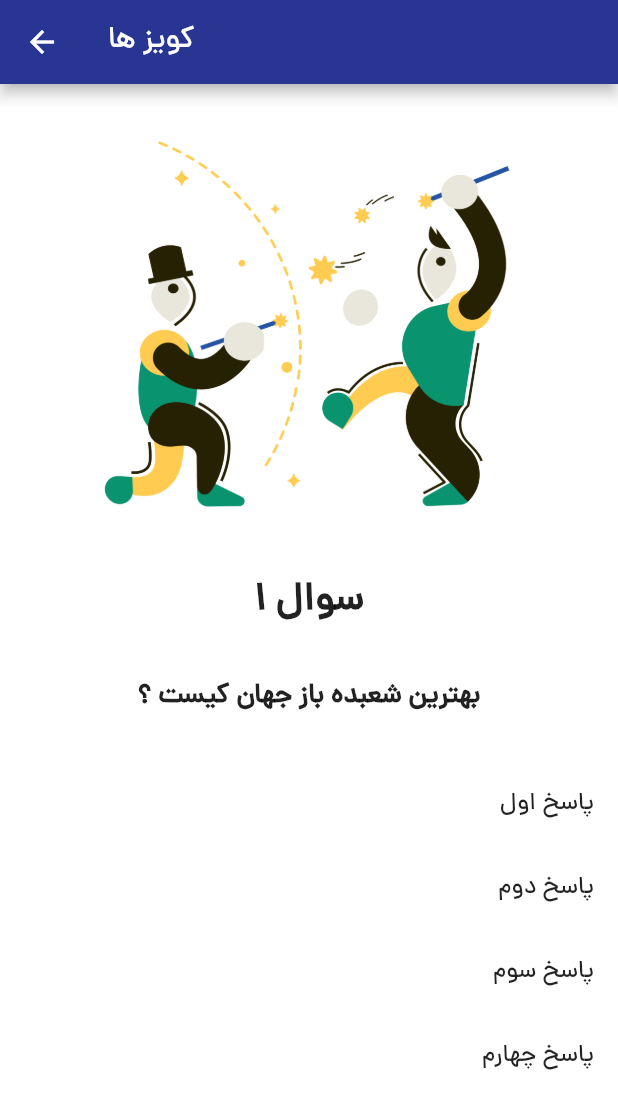
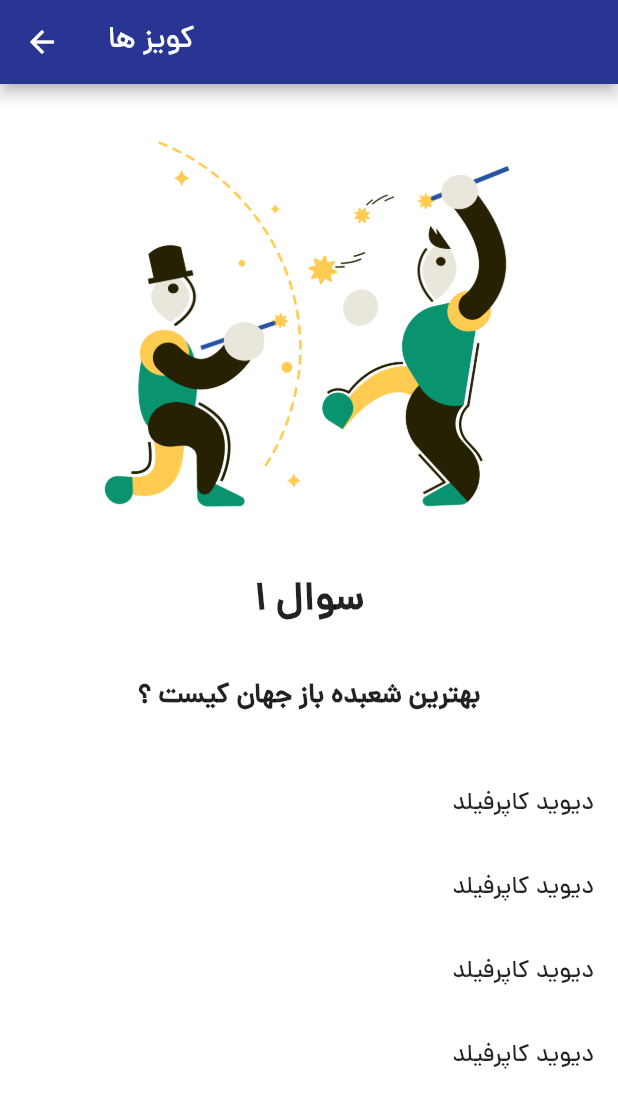
Before and after one commit to Dr-Pday/quiz_app, a Flutter app: the QuizPage screen opened directly, on a phone screen of 412 x 824 dp. Shown: the top 1109 px of the screen. Run offline on Flutter 3.47's test engine with Material 2 defaults, Android fonts, the phone set to English and light mode, and no system bars.

Commit message:
list generator and set q and a from model

```diff
--- a/lib/constants/constants.dart
+++ b/lib/constants/constants.dart
@@ -12,7 +12,7 @@ List<Question>? getQuestionsList() {
   firstQuestion.questionTitle = 'بهترین شعبده باز جهان کیست ؟';
   firstQuestion.correctanswer = 2;
   firstQuestion.imageNameNumber = '1';
-  firstQuestion.questionNumber = 1;
+  firstQuestion.questionNumber = 'سوال ۱';
 
   var secondQuestion = Question();
 
@@ -24,6 +24,8 @@ List<Question>? getQuestionsList() {
     'رییسی جاکش'
   ];
   secondQuestion.imageNameNumber = '2';
-  secondQuestion.questionNumber = 2;
+  secondQuestion.questionNumber = 'سوال ۲';
   secondQuestion.correctanswer = 0;
+
+  return [firstQuestion, secondQuestion];
 }
--- a/lib/data/questions.dart
+++ b/lib/data/questions.dart
@@ -1,7 +1,7 @@
 class Question {
   String? questionTitle;
   String? imageNameNumber;
-  int? questionNumber;
+  String? questionNumber;
   int? correctanswer;
   List<String>? answerList;
 }
--- a/lib/quiz_page.dart
+++ b/lib/quiz_page.dart
@@ -1,10 +1,20 @@
 import 'package:flutter/material.dart';
+import 'package:quiz_app/constants/constants.dart';
 
-class QuizPage extends StatelessWidget {
+class QuizPage extends StatefulWidget {
   const QuizPage({super.key});
 
   @override
+  State<QuizPage> createState() => _QuizPageState();
+}
+
+class _QuizPageState extends State<QuizPage> {
+  int shownQuestionIndex = 0;
+
+  @override
   Widget build(BuildContext context) {
+    String questionImageIndex =
+        getQuestionsList()![shownQuestionIndex].imageNameNumber!;
     return Scaffold(
       backgroundColor: Colors.white,
       appBar: AppBar(
@@ -17,12 +27,12 @@ class QuizPage extends StatelessWidget {
             children: [
               Container(width: double.infinity),
               Image.asset(
-                'images/1.png',
+                'images/$questionImageIndex.png',
                 height: 300,
               ),
               SizedBox(height: 25),
               Text(
-                '۱ سوال',
+                getQuestionsList()![shownQuestionIndex].questionNumber!,
                 style: TextStyle(
                   fontSize: 26,
                   fontWeight: FontWeight.bold,
@@ -31,7 +41,7 @@ class QuizPage extends StatelessWidget {
               ),
               SizedBox(height: 30),
               Text(
-                'بهترین شعبده باز جهان کیست ؟',
+                getQuestionsList()![shownQuestionIndex].questionTitle!,
                 style: TextStyle(
                   fontSize: 18,
                   fontWeight: FontWeight.bold,
@@ -39,28 +49,18 @@ class QuizPage extends StatelessWidget {
                 textAlign: TextAlign.center,
               ),
               SizedBox(height: 30),
-              ListTile(
-                title: Text(
-                  'پاسخ اول',
-                  textAlign: TextAlign.end,
-                ),
-              ),
-              ListTile(
-                title: Text(
-                  'پاسخ دوم',
-                  textAlign: TextAlign.end,
-                ),
-              ),
-              ListTile(
-                title: Text(
-                  'پاسخ سوم',
-                  textAlign: TextAlign.end,
-                ),
-              ),
-              ListTile(
-                title: Text(
-                  'پاسخ چهارم',
-                  textAlign: TextAlign.end,
+              ...List.generate(
+                4,
+                (index) => ListTile(
+                  onTap: () {
+                    setState(() {
+                      shownQuestionIndex = shownQuestionIndex + 1;
+                    });
+                  },
+                  title: Text(
+                    getQuestionsList()![shownQuestionIndex].answerList![2],
+                    textAlign: TextAlign.end,
+                  ),
                 ),
               ),
             ],
```
